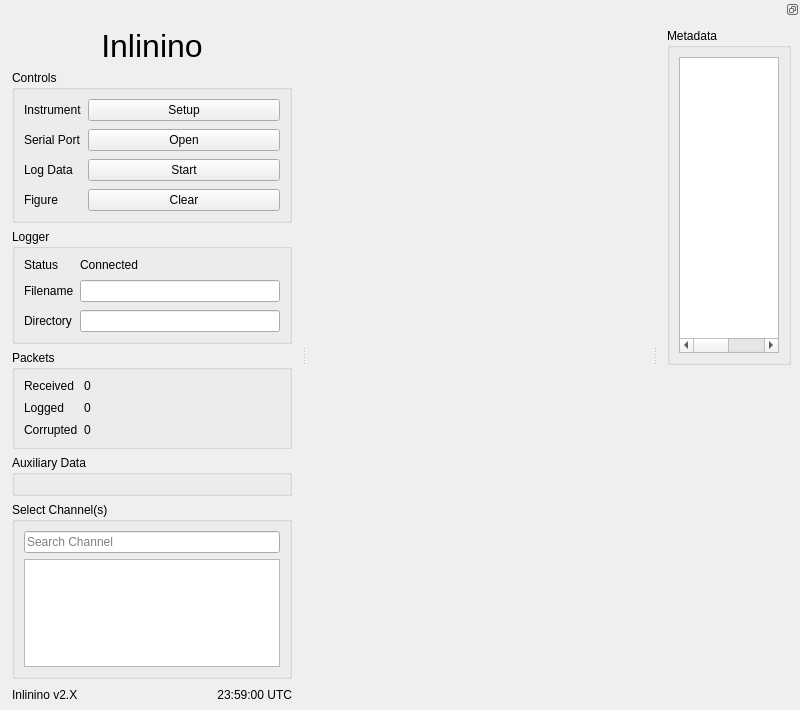
Old version of the form inlinino/resources/main.ui in the repository OceanOptics/Inlinino.
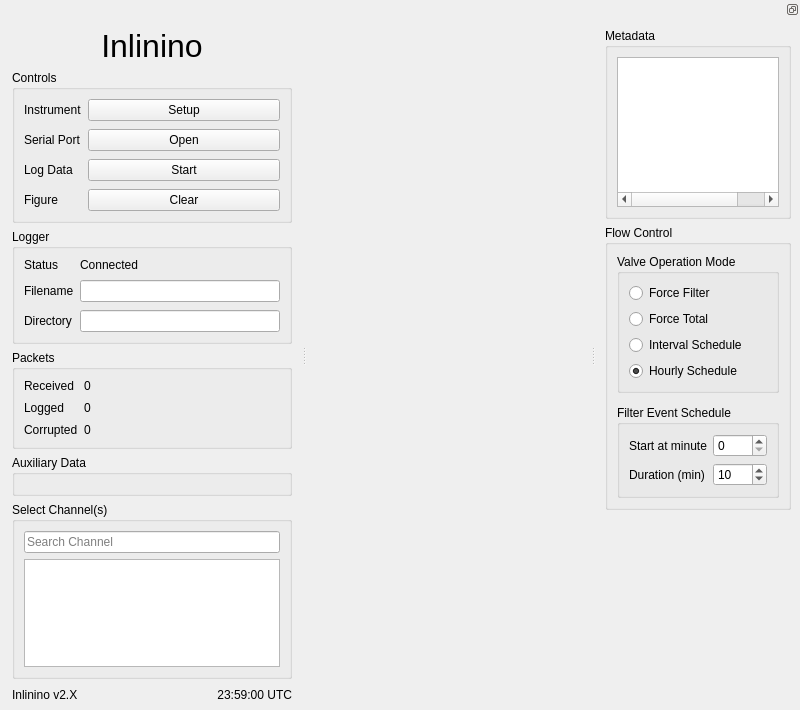
New version of the form.

The edit to the form file:
```diff
--- a/inlinino/resources/main.ui
+++ b/inlinino/resources/main.ui
@@ -455,6 +455,137 @@
        </layout>
       </widget>
      </item>
+     <item>
+      <widget class="QGroupBox" name="group_box_instrument_control">
+       <property name="sizePolicy">
+        <sizepolicy hsizetype="Preferred" vsizetype="Minimum">
+         <horstretch>0</horstretch>
+         <verstretch>0</verstretch>
+        </sizepolicy>
+       </property>
+       <property name="title">
+        <string>Flow Control</string>
+       </property>
+       <layout class="QVBoxLayout" name="verticalLayout">
+        <property name="spacing">
+         <number>12</number>
+        </property>
+        <item>
+         <widget class="QGroupBox" name="group_box_valve_mode">
+          <property name="sizePolicy">
+           <sizepolicy hsizetype="Preferred" vsizetype="Minimum">
+            <horstretch>0</horstretch>
+            <verstretch>0</verstretch>
+           </sizepolicy>
+          </property>
+          <property name="title">
+           <string>Valve Operation Mode</string>
+          </property>
+          <layout class="QVBoxLayout" name="verticalLayout_4">
+           <item>
+            <widget class="QRadioButton" name="radio_instrument_control_filter">
+             <property name="text">
+              <string>Force Filter</string>
+             </property>
+            </widget>
+           </item>
+           <item>
+            <widget class="QRadioButton" name="radio_instrument_control_total">
+             <property name="text">
+              <string>Force Total</string>
+             </property>
+            </widget>
+           </item>
+           <item>
+            <widget class="QRadioButton" name="radio_instrument_control_interval">
+             <property name="text">
+              <string>Interval Schedule</string>
+             </property>
+            </widget>
+           </item>
+           <item>
+            <widget class="QRadioButton" name="radio_instrument_control_hourly">
+             <property name="text">
+              <string>Hourly Schedule</string>
+             </property>
+             <property name="checked">
+              <bool>true</bool>
+             </property>
+            </widget>
+           </item>
+          </layout>
+         </widget>
+        </item>
+        <item>
+         <widget class="QGroupBox" name="group_box_instrument_control_filter_schedule">
+          <property name="enabled">
+           <bool>true</bool>
+          </property>
+          <property name="sizePolicy">
+           <sizepolicy hsizetype="Preferred" vsizetype="Minimum">
+            <horstretch>0</horstretch>
+            <verstretch>0</verstretch>
+           </sizepolicy>
+          </property>
+          <property name="title">
+           <string>Filter Event Schedule</string>
+          </property>
+          <layout class="QFormLayout" name="formLayout_2">
+           <item row="0" column="0">
+            <widget class="QLabel" name="label_instrument_control_filter_start_every">
+             <property name="enabled">
+              <bool>true</bool>
+             </property>
+             <property name="text">
+              <string>Start at minute</string>
+             </property>
+             <property name="buddy">
+              <cstring>spinbox_instrument_control_filter_start_every</cstring>
+             </property>
+            </widget>
+           </item>
+           <item row="0" column="1">
+            <widget class="QSpinBox" name="spinbox_instrument_control_filter_start_every">
+             <property name="minimum">
+              <number>0</number>
+             </property>
+             <property name="maximum">
+              <number>9999</number>
+             </property>
+             <property name="value">
+              <number>0</number>
+             </property>
+            </widget>
+           </item>
+           <item row="1" column="0">
+            <widget class="QLabel" name="label_filter_duration">
+             <property name="text">
+              <string>Duration (min)</string>
+             </property>
+             <property name="buddy">
+              <cstring>spinbox_instrument_control_filter_duration</cstring>
+             </property>
+            </widget>
+           </item>
+           <item row="1" column="1">
+            <widget class="QSpinBox" name="spinbox_instrument_control_filter_duration">
+             <property name="minimum">
+              <number>1</number>
+             </property>
+             <property name="maximum">
+              <number>9999</number>
+             </property>
+             <property name="value">
+              <number>10</number>
+             </property>
+            </widget>
+           </item>
+          </layout>
+         </widget>
+        </item>
+       </layout>
+      </widget>
+     </item>
      <item>
       <spacer name="verticalSpacer">
        <property name="orientation">
```
Left out of the diff: 19 changed lines with no effect on the pictures.
